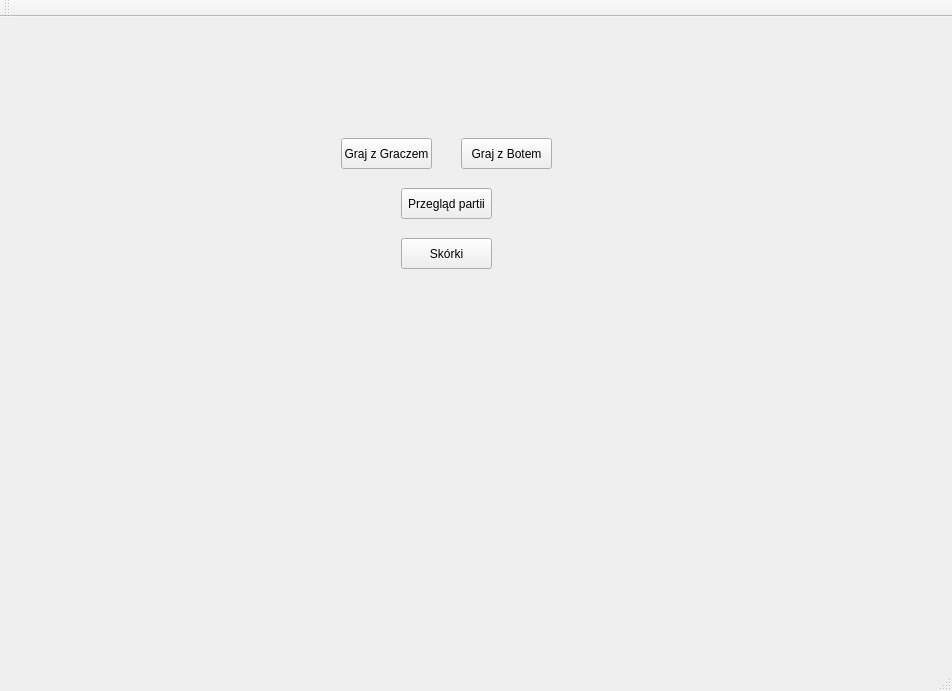
Qt form ChessAppQt/ChessAppQt.ui (xDepcio/chess-cpp) before a commit.
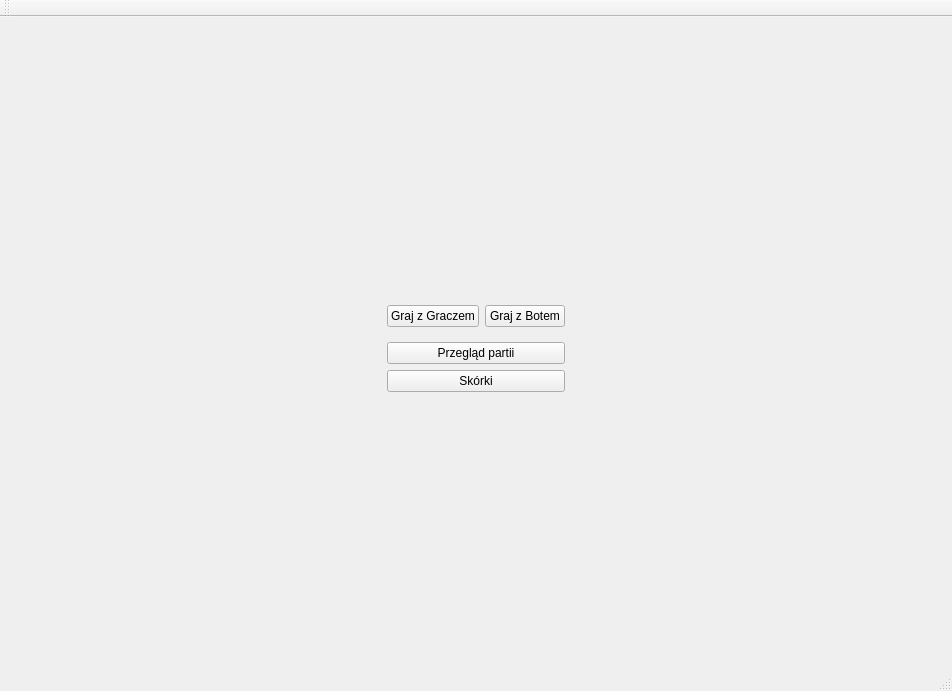
The same form after that commit. Custom widgets are drawn as their Qt base class.

Commit message: added tests on getting valid moves

Diff of the .ui file:
```diff
--- a/ChessAppQt/ChessAppQt.ui
+++ b/ChessAppQt/ChessAppQt.ui
@@ -2441,58 +2441,63 @@
        </layout>
       </widget>
       <widget class="QWidget" name="page_2">
+       <layout class="QHBoxLayout" name="horizontalLayout_16">
+        <item>
+         <widget class="QWidget" name="widget_10" native="true">
+          <property name="sizePolicy">
+           <sizepolicy hsizetype="Maximum" vsizetype="Maximum">
+            <horstretch>0</horstretch>
+            <verstretch>0</verstretch>
+           </sizepolicy>
+          </property>
+          <layout class="QVBoxLayout" name="verticalLayout_71">
+           <item>
+            <widget class="QWidget" name="widget_11" native="true">
+             <layout class="QHBoxLayout" name="horizontalLayout_15">
+              <property name="leftMargin">
+               <number>0</number>
+              </property>
+              <property name="rightMargin">
+               <number>0</number>
+              </property>
+              <property name="bottomMargin">
+               <number>9</number>
+              </property>
+              <item>
        <widget class="QPushButton" name="menuPlayBtn">
-        <property name="geometry">
-         <rect>
-          <x>330</x>
-          <y>110</y>
-          <width>91</width>
-          <height>31</height>
-         </rect>
-        </property>
         <property name="text">
          <string>Graj z Graczem</string>
         </property>
        </widget>
+              </item>
+              <item>
+               <widget class="QPushButton" name="menuPlayBotBtn">
+                <property name="text">
+                 <string>Graj z Botem</string>
+                </property>
+               </widget>
+              </item>
+             </layout>
+            </widget>
+           </item>
+           <item>
        <widget class="QPushButton" name="menuHistoryBtn">
-        <property name="geometry">
-         <rect>
-          <x>390</x>
-          <y>160</y>
-          <width>91</width>
-          <height>31</height>
-         </rect>
-        </property>
         <property name="text">
          <string>Przegląd partii</string>
         </property>
        </widget>
+           </item>
+           <item>
        <widget class="QPushButton" name="menuSkinsBtn">
-        <property name="geometry">
-         <rect>
-          <x>390</x>
-          <y>210</y>
-          <width>91</width>
-          <height>31</height>
-         </rect>
-        </property>
         <property name="text">
          <string>Skórki</string>
         </property>
        </widget>
-       <widget class="QPushButton" name="menuPlayBotBtn">
-        <property name="geometry">
-         <rect>
-          <x>450</x>
-          <y>110</y>
-          <width>91</width>
-          <height>31</height>
-         </rect>
-        </property>
-        <property name="text">
-         <string>Graj z Botem</string>
-        </property>
-       </widget>
+           </item>
+          </layout>
+         </widget>
+        </item>
+       </layout>
       </widget>
       <widget class="QWidget" name="page_4">
        <layout class="QVBoxLayout" name="verticalLayout_70">
```
Lines whose indentation alone changed are shown as unchanged. The commit also changes 2 other files.
